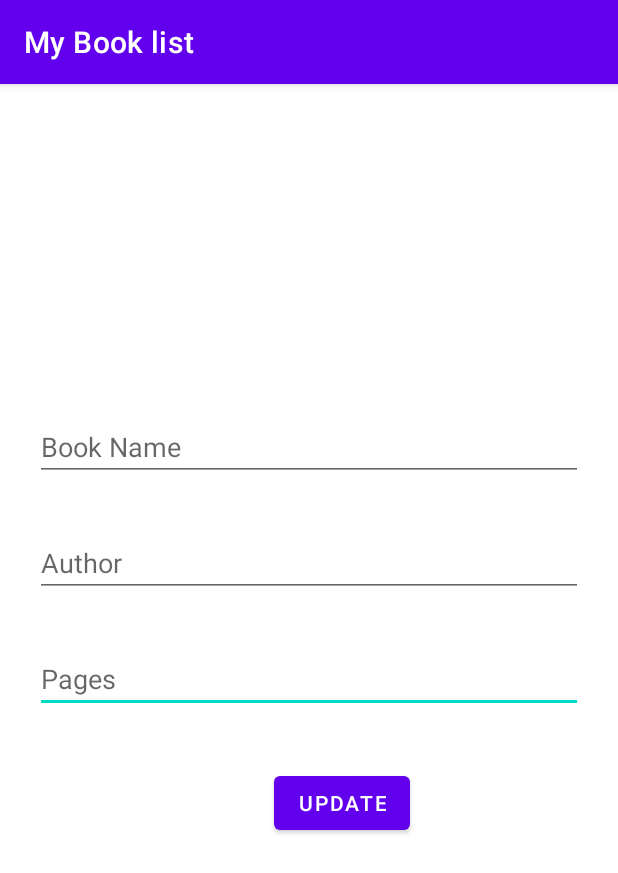
After one commit to saleheen1/MybookList-java-sqlite, an Android app: the UpdateActivity screen opened directly, with no data from a screen before it, on a phone screen of 412 x 824 dp. The commit adds this screen. Shown: the top 873 px of the screen. Run offline under Robolectric (Android 15) with nearby library versions, the phone set to English and light mode, and no system bars.

Commit message:
each item click taking to next page and showing the data in input field

```diff
--- /dev/null
+++ b/app/src/main/java/com/example/mytodo_java/UpdateActivity.java
@@ -0,0 +1,52 @@
+package com.example.mytodo_java;
+
+import androidx.appcompat.app.AppCompatActivity;
+
+import android.os.Bundle;
+import android.view.View;
+import android.widget.Button;
+import android.widget.EditText;
+import android.widget.Toast;
+
+public class UpdateActivity extends AppCompatActivity {
+EditText title_input,author_input,pages_input;
+Button updatebtn;
+String title,author,pages,id;
+    @Override
+    protected void onCreate(Bundle savedInstanceState) {
+        super.onCreate(savedInstanceState);
+        setContentView(R.layout.activity_update);
+
+        title_input = findViewById(R.id.bookName_updateID);
+        author_input = findViewById(R.id.authorName_updateId);
+        pages_input = findViewById(R.id.pages_updateId);
+        updatebtn = findViewById(R.id.updateItem_btnId);
+
+        updatebtn.setOnClickListener(new View.OnClickListener() {
+            @Override
+            public void onClick(View v) {
+
+            }
+        });
+
+        getAndSetIntentData();
+    }
+    void getAndSetIntentData(){
+        //receiving data that was sent by putExtra
+        if(getIntent().hasExtra("id") && getIntent().hasExtra("title") && getIntent().hasExtra("author") && getIntent().hasExtra("pages")){
+            //getting data from intent that was sent from previous page
+            id = getIntent().getStringExtra("id");
+            title = getIntent().getStringExtra("title");
+            author = getIntent().getStringExtra("author");
+            pages = getIntent().getStringExtra("pages");
+
+            //Showing the intent data
+             title_input.setText(title);
+             author_input.setText(author);
+             pages_input.setText(pages);
+
+        }else {
+            Toast.makeText(this,"NO data",Toast.LENGTH_SHORT).show();
+        }
+    }
+}
--- /dev/null
+++ b/app/src/main/res/layout/activity_update.xml
@@ -0,0 +1,64 @@
+<?xml version="1.0" encoding="utf-8"?>
+<androidx.constraintlayout.widget.ConstraintLayout xmlns:android="http://schemas.android.com/apk/res/android"
+    xmlns:app="http://schemas.android.com/apk/res-auto"
+    xmlns:tools="http://schemas.android.com/tools"
+    android:layout_width="match_parent"
+    android:layout_height="match_parent"
+    android:padding="23dp"
+
+    tools:context=".AddItemActivity">
+
+    <EditText
+        android:id="@+id/pages_updateId"
+        android:layout_width="match_parent"
+        android:layout_height="wrap_content"
+        android:layout_marginTop="32dp"
+        android:ems="10"
+        android:hint="Pages"
+        android:inputType="textPersonName"
+        app:layout_constraintEnd_toEndOf="parent"
+        app:layout_constraintHorizontal_bias="0.0"
+        app:layout_constraintStart_toStartOf="parent"
+        app:layout_constraintTop_toBottomOf="@+id/authorName_updateId" />
+
+    <Button
+        android:id="@+id/updateItem_btnId"
+        android:layout_width="wrap_content"
+        android:layout_height="wrap_content"
+        android:layout_marginStart="159dp"
+        android:layout_marginTop="36dp"
+        android:layout_marginEnd="164dp"
+        android:text="Update"
+        app:layout_constraintEnd_toEndOf="parent"
+        app:layout_constraintHorizontal_bias="0.0"
+        app:layout_constraintStart_toStartOf="parent"
+        app:layout_constraintTop_toBottomOf="@+id/pages_updateId" />
+
+    <EditText
+        android:id="@+id/authorName_updateId"
+        android:layout_width="match_parent"
+        android:layout_height="wrap_content"
+        android:layout_marginTop="32dp"
+        android:ems="10"
+        android:hint="Author"
+        android:inputType="textPersonName"
+        app:layout_constraintEnd_toEndOf="parent"
+        app:layout_constraintHorizontal_bias="0.0"
+        app:layout_constraintStart_toStartOf="parent"
+        app:layout_constraintTop_toBottomOf="@+id/bookName_updateID" />
+
+    <EditText
+        android:id="@+id/bookName_updateID"
+        android:layout_width="match_parent"
+        android:layout_height="wrap_content"
+        android:layout_marginTop="196dp"
+        android:ems="10"
+        android:hint="Book Name"
+        android:inputType="textPersonName"
+        app:layout_constraintEnd_toEndOf="parent"
+        app:layout_constraintHorizontal_bias="1.0"
+
+        app:layout_constraintStart_toStartOf="parent"
+        app:layout_constraintTop_toTopOf="parent" />
+
+</androidx.constraintlayout.widget.ConstraintLayout>
```
Also changed, not shown: app/src/main/AndroidManifest.xml (+4 -3 lines), app/src/main/java/com/example/mytodo_java/customAdapter.java (+21 -0 lines), app/src/main/res/layout/my_row.xml (+5 -3 lines).
